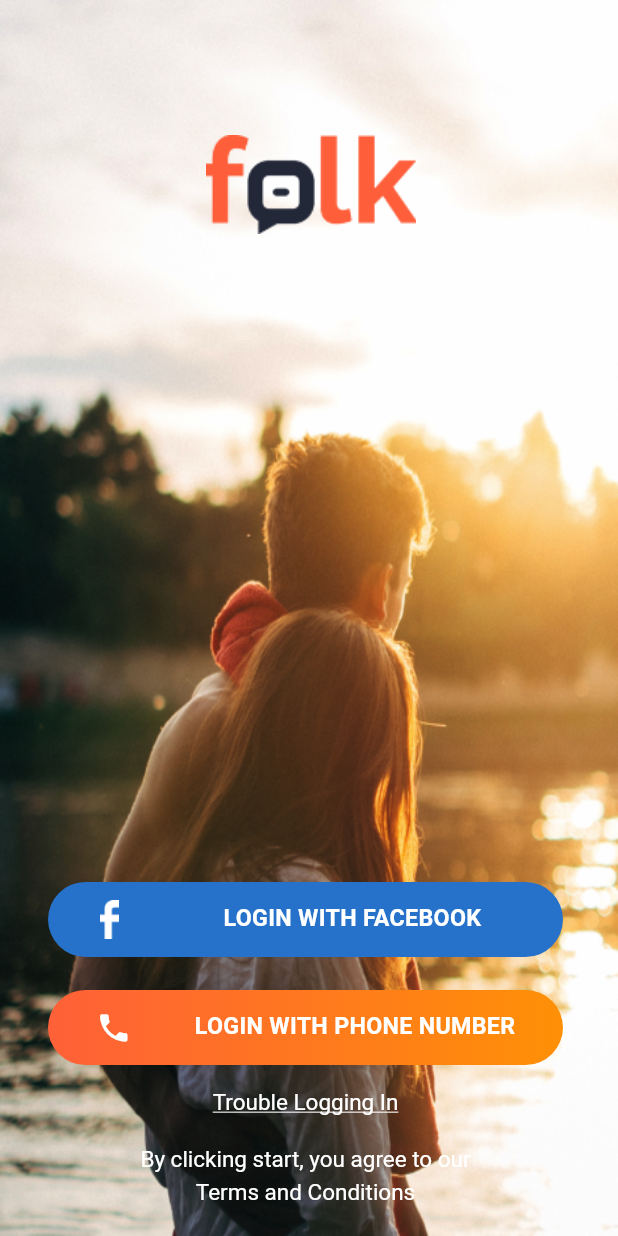
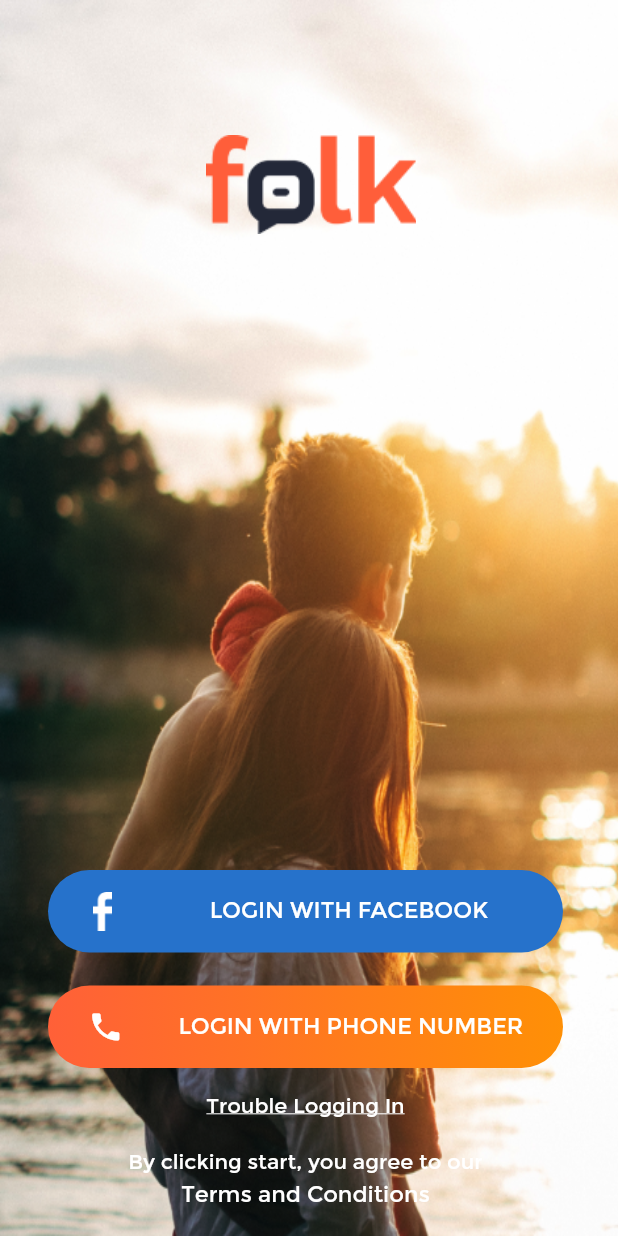
Before and after one commit to sudeshfer/folk, a Flutter app: the screen it shows after launch, on a phone screen of 412 x 824 dp. Run offline on Flutter 3.47's test engine with Material 2 defaults, Android fonts, the phone set to English and light mode, and no system bars; our stand-ins replace flutter_datetime_picker, font_awesome_flutter, image_cropper, image_picker, permission_handler; missing offline and left inert: flutter_alert, flutter_country_picker, flutter_facebook_login, sms.

Commit message:
few minor adjustments

```diff
--- a/lib/Screens/Login/login_page.dart
+++ b/lib/Screens/Login/login_page.dart
@@ -23,6 +23,12 @@ class _LoginPageState extends State<LoginPage> {
       this.isLoggedIn = isLoggedIn;
       this.profileData = profileData;
     });
+  }
+
+  @override
+  void initState() {
+    super.initState();
+
   }
 
   @override
@@ -67,7 +73,7 @@ class _LoginPageState extends State<LoginPage> {
                       child: Padding(
                         padding: const EdgeInsets.only(bottom: 12.0),
                         child: Container(
-                          height: 50,
+                          height: 55,
                           width: MediaQuery.of(context).size.width / 1.2,
                           decoration: BoxDecoration(
                               gradient: LinearGradient(
@@ -90,9 +96,10 @@ class _LoginPageState extends State<LoginPage> {
                                     'Login with Facebook'.toUpperCase(),
                                     style: TextStyle(
                                       color: Colors.white,
-                                      fontSize: 15.5,
-                                      fontWeight: FontWeight.w600,
-                                      letterSpacing: 0.2,
+                                      fontSize: 15,
+                                      fontFamily: 'Montserrat',
+                                      // fontWeight: FontWeight.w100,
+                                      // letterSpacing: 0.2,
                                       height: 1,
                                     ),
                                   ),
@@ -113,7 +120,7 @@ class _LoginPageState extends State<LoginPage> {
                       child: Padding(
                         padding: const EdgeInsets.only(top: 10.0),
                         child: Container(
-                          height: 50,
+                          height: 55,
                           width: MediaQuery.of(context).size.width / 1.2,
                           decoration: BoxDecoration(
                               gradient: LinearGradient(
@@ -135,9 +142,10 @@ class _LoginPageState extends State<LoginPage> {
                                     'Login with phone number'.toUpperCase(),
                                     style: TextStyle(
                                         color: Colors.white,
-                                        fontSize: 15.5,
-                                        fontWeight: FontWeight.w600,
-                                        letterSpacing: 0.2,
+                                        fontSize: 15,
+                                        fontFamily: 'Montserrat',
+                                        // fontWeight: FontWeight.w600,
+                                        // letterSpacing: 0.2,
                                         height: 1),
                                   ),
                                 ),
@@ -160,7 +168,8 @@ class _LoginPageState extends State<LoginPage> {
                           child: Text('Trouble Logging In',
                               style: TextStyle(
                                   color: Colors.white,
-                                  fontSize: 15,
+                                  fontFamily: 'Montserrat',
+                                  fontSize: 14,
                                   decoration: TextDecoration.underline)),
                         ),
                       ),
@@ -173,7 +182,8 @@ class _LoginPageState extends State<LoginPage> {
                         child: Text('By clicking start, you agree to our',
                             style: TextStyle(
                               color: Colors.white,
-                              fontSize: 15,
+                              fontFamily: 'Montserrat',
+                              fontSize: 14,
                             )),
                       ),
                     ),
@@ -185,6 +195,7 @@ class _LoginPageState extends State<LoginPage> {
                         child: Text('Terms and Conditions',
                             style: TextStyle(
                               color: Colors.white,
+                              fontFamily: 'Montserrat',
                               fontSize: 15,
                             )),
                       ),
--- a/lib/Screens/Login/pincode_verify.dart
+++ b/lib/Screens/Login/pincode_verify.dart
@@ -205,11 +205,13 @@ class _PincodeVerifyState extends State<PincodeVerify> {
                   text: TextSpan(
                       text: "I didn't get a code",
                       style:
-                          TextStyle(color: Color(0xFFf45d27), fontSize: 17.5),
+                          TextStyle(color: Color(0xFFf45d27),
+                          fontSize: 17.5,
+                          fontFamily: 'Montserrat'),
                       children: [
                         TextSpan(
                             text: " \n Tap Continue to accept Facebook's Terms",
-                            style: TextStyle(color: Colors.grey, fontSize: 14))
+                            style: TextStyle(color: Colors.grey, fontSize: 14,fontFamily: 'Montserrat'))
                       ]),
                 ),
               ),
--- a/lib/Screens/Login/setup_step2.dart
+++ b/lib/Screens/Login/setup_step2.dart
@@ -15,7 +15,7 @@ class _SetupStepTwoState extends State<SetupStepTwo> {
   final _birthday = TextEditingController();
   final _email = TextEditingController();
   String _errorTxt = '';
-  String _errorBday = "";
+  // String _errorBday = "";
   String _gender = "";
   bool isMaleClicked = false;
   bool isFemaleClicked = false;
```
